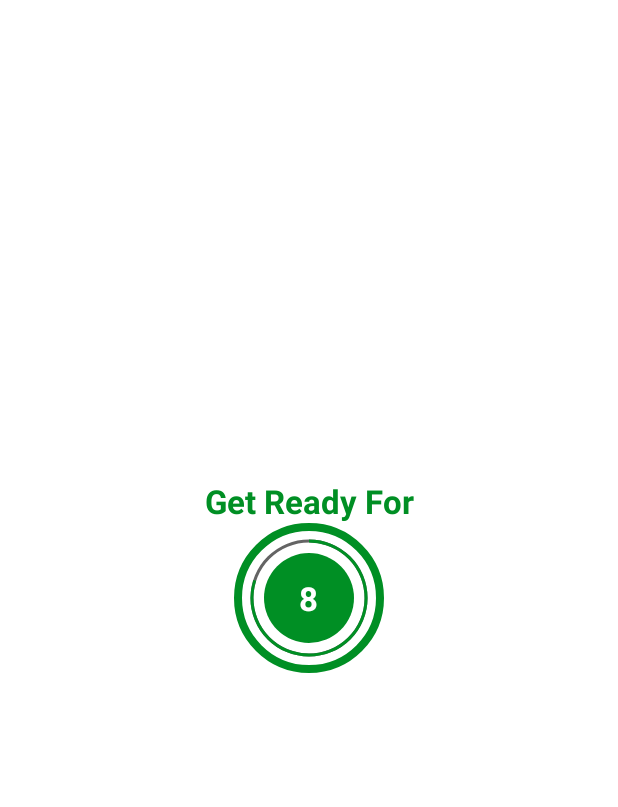
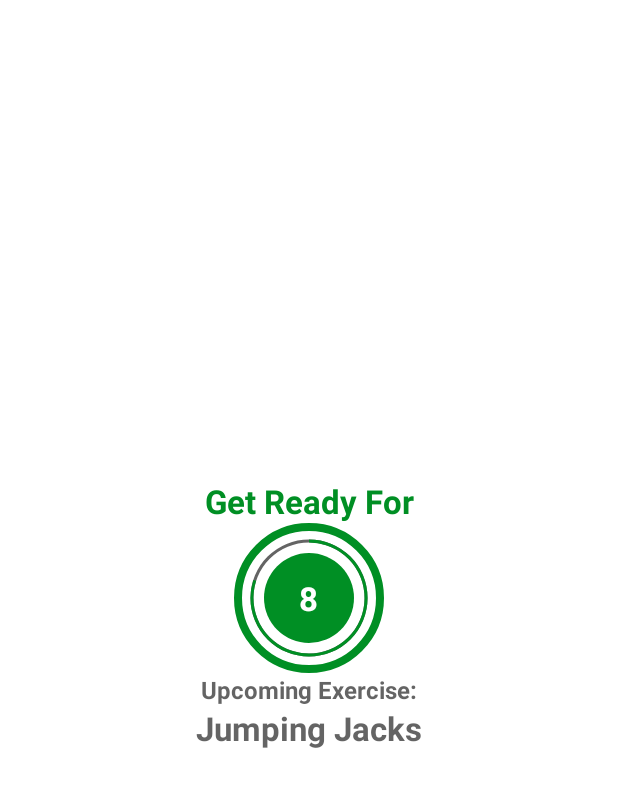
Before and after one commit to fabiobends/android-7-minutes-workout, an Android app: the ExerciseActivity screen opened directly, with no data from a screen before it, on a phone screen of 412 x 824 dp, the part 62-869 px from its top. Run offline under Robolectric (Android 15) with nearby library versions, the phone set to English and light mode, and no system bars.

Commit message:
feat: add upcoming exercise name
Add text that shows the next exercise name.

```diff
--- a/app/src/main/java/com/example/a7minutesworkout/ExerciseActivity.kt
+++ b/app/src/main/java/com/example/a7minutesworkout/ExerciseActivity.kt
@@ -37,6 +37,9 @@ class ExerciseActivity : AppCompatActivity() {
     binding?.exerciseName?.visibility = View.INVISIBLE
     binding?.progressBarLayoutExercise?.visibility = View.INVISIBLE
     binding?.exerciseImage?.visibility = View.INVISIBLE
+    binding?.upcomingLabel?.visibility = View.VISIBLE
+    binding?.upcomingExerciseName?.visibility = View.VISIBLE
+    binding?.upcomingExerciseName?.text = exerciseList!![currentExercisePosition+1].getName()
     restTimer?.let {
       it.cancel()
       restProgress = 0
@@ -50,6 +53,8 @@ class ExerciseActivity : AppCompatActivity() {
     binding?.exerciseName?.visibility = View.VISIBLE
     binding?.progressBarLayoutExercise?.visibility = View.VISIBLE
     binding?.exerciseImage?.visibility = View.VISIBLE
+    binding?.upcomingLabel?.visibility = View.INVISIBLE
+    binding?.upcomingExerciseName?.visibility = View.INVISIBLE
     exerciseTimer?.let {
       it.cancel()
       exerciseProgress = 0
--- a/app/src/main/res/layout/activity_exercise.xml
+++ b/app/src/main/res/layout/activity_exercise.xml
@@ -67,6 +67,33 @@
                 tools:text="10" />
         </LinearLayout>
     </FrameLayout>
+
+    <TextView
+        android:id="@+id/upcoming_label"
+        android:layout_width="wrap_content"
+        android:layout_height="wrap_content"
+        android:text="@string/upcoming_exercise"
+        android:textColor="@color/primary"
+        android:textSize="16sp"
+        android:textStyle="bold"
+        app:layout_constraintEnd_toEndOf="parent"
+        app:layout_constraintStart_toStartOf="parent"
+        app:layout_constraintTop_toBottomOf="@id/progress_bar_layout"
+        app:layout_constraintBottom_toTopOf="@id/upcoming_exercise_name"
+        tools:visibility="visible" />
+
+    <TextView
+        android:id="@+id/upcoming_exercise_name"
+        android:layout_width="wrap_content"
+        android:layout_height="wrap_content"
+        android:text="@string/exercise_name"
+        android:textColor="@color/primary"
+        android:textSize="@dimen/button_text"
+        android:textStyle="bold"
+        app:layout_constraintEnd_toEndOf="parent"
+        app:layout_constraintStart_toStartOf="parent"
+        app:layout_constraintTop_toBottomOf="@id/upcoming_label"
+        tools:visibility="visible" />
 
     <ImageView
         android:contentDescription="@string/exercise_name"
--- a/app/src/main/res/values/strings.xml
+++ b/app/src/main/res/values/strings.xml
@@ -4,4 +4,5 @@
     <string name="start">START</string>
     <string name="get_ready_for">Get Ready For</string>
     <string name="exercise_name">Exercise Name</string>
+    <string name="upcoming_exercise">Upcoming Exercise:</string>
 </resources>
```
